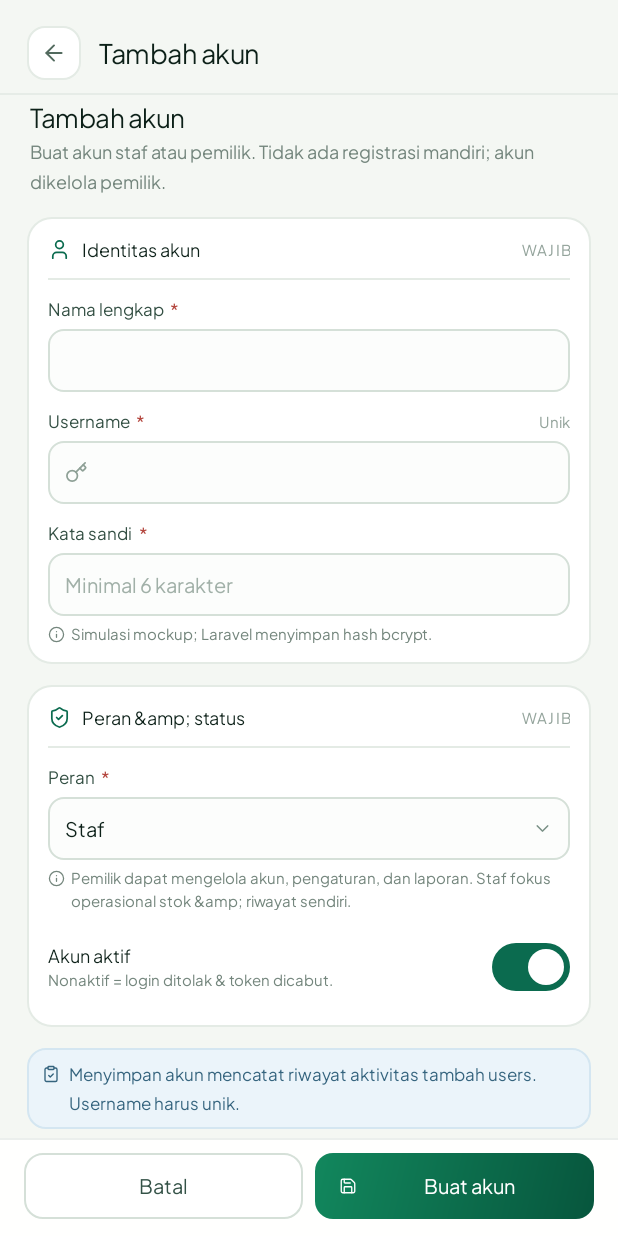
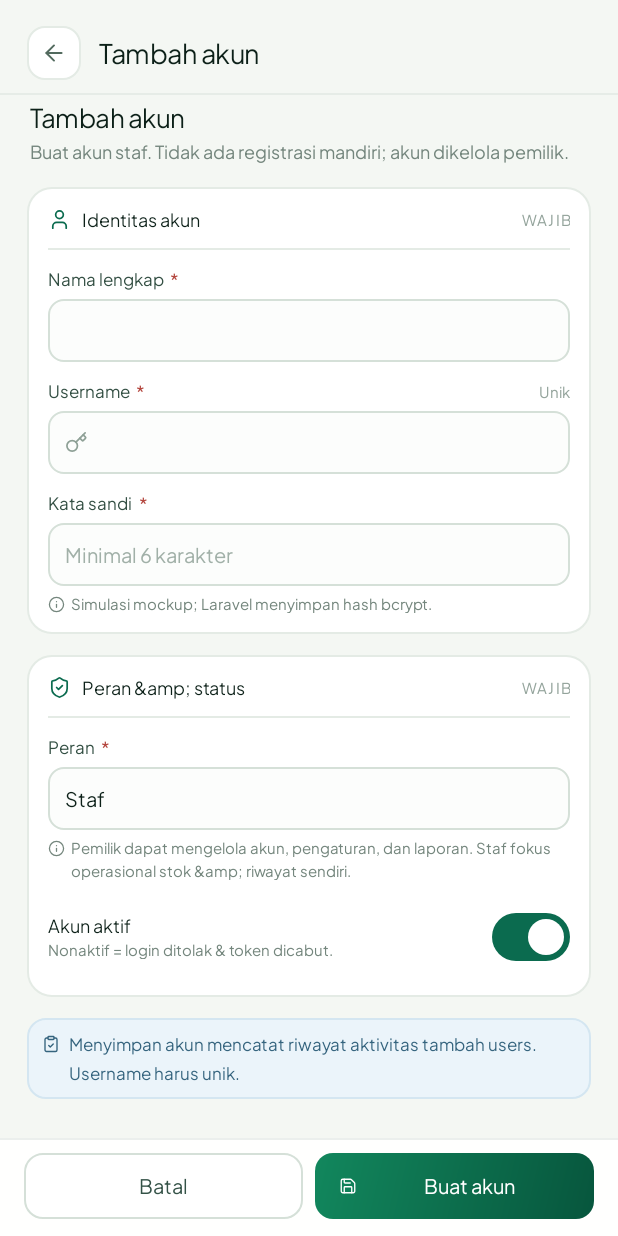
Before and after one commit to mhdirrsl23/StockFlow, an Android app: the FormAkunFragment screen opened through its navigation route, on a phone screen of 412 x 824 dp. Run offline under Robolectric (Android 15) with nearby library versions, the phone set to English and light mode, and no system bars.

Commit message:
revisi akun cuma bisa staf

```diff
--- a/android/app/src/main/java/com/example/stockflow/FormFragments.kt
+++ b/android/app/src/main/java/com/example/stockflow/FormFragments.kt
@@ -492,9 +492,6 @@ class FormPenyesuaianFragment : Fragment(R.layout.form_penyesuaian) {
 
 class FormAkunFragment : Fragment(R.layout.form_akun) {
 
-    private var peran = "staf"
-    private val listPeran = arrayOf("pemilik", "staf")
-
     override fun onViewCreated(view: View, savedInstanceState: Bundle?) {
         super.onViewCreated(view, savedInstanceState)
         bindCloseButtons(view)
@@ -502,10 +499,7 @@ class FormAkunFragment : Fragment(R.layout.form_akun) {
         val etNama = view.findViewById<EditText>(R.id.et_nama)
         val etUser = view.findViewById<EditText>(R.id.et_username)
         val etPass = view.findViewById<EditText>(R.id.et_password)
-        val selectPeran = view.findViewById<View>(R.id.select_peran)
         val switchAktif = view.findViewById<CompoundButton>(R.id.switch_aktif)
-
-        selectPeran.setOnClickListener { showPicker("Pilih Peran", listPeran, selectPeran) { peran = listPeran[it] } }
 
         view.findViewById<View>(R.id.btn_simpan).setOnClickListener {
             val nama = etNama.text.toString().trim()
--- a/android/app/src/main/res/layout/form_akun.xml
+++ b/android/app/src/main/res/layout/form_akun.xml
@@ -62,7 +62,7 @@
                     style="@style/SF.Text.Muted"
                     android:layout_marginTop="4dp"
                     android:lineSpacingMultiplier="1.3"
-                    android:text="Buat akun staf atau pemilik. Tidak ada registrasi mandiri; akun dikelola pemilik."
+                    android:text="Buat akun staf. Tidak ada registrasi mandiri; akun dikelola pemilik."
                     android:textSize="12sp" />
             </LinearLayout>
 
@@ -309,8 +309,6 @@
                     android:layout_height="wrap_content"
                     android:layout_marginTop="5dp"
                     android:background="@drawable/bg_input"
-                    android:clickable="true"
-                    android:focusable="true"
                     android:gravity="center_vertical"
                     android:minHeight="42dp"
                     android:paddingHorizontal="11dp">
@@ -323,13 +321,6 @@
                         android:text="Staf"
                         android:textColor="@color/sf_ink"
                         android:textSize="13sp" />
-
-                    <ImageView
-                        android:layout_width="14dp"
-                        android:layout_height="14dp"
-                        android:rotation="90"
-                        android:src="@drawable/ic_chevron_right"
-                        app:tint="#799085" />
                 </LinearLayout>
 
                 <LinearLayout
```
Also changed, not shown: android/app/src/main/res/layout/fragment_detail_batch.xml (+0 -17 lines).
